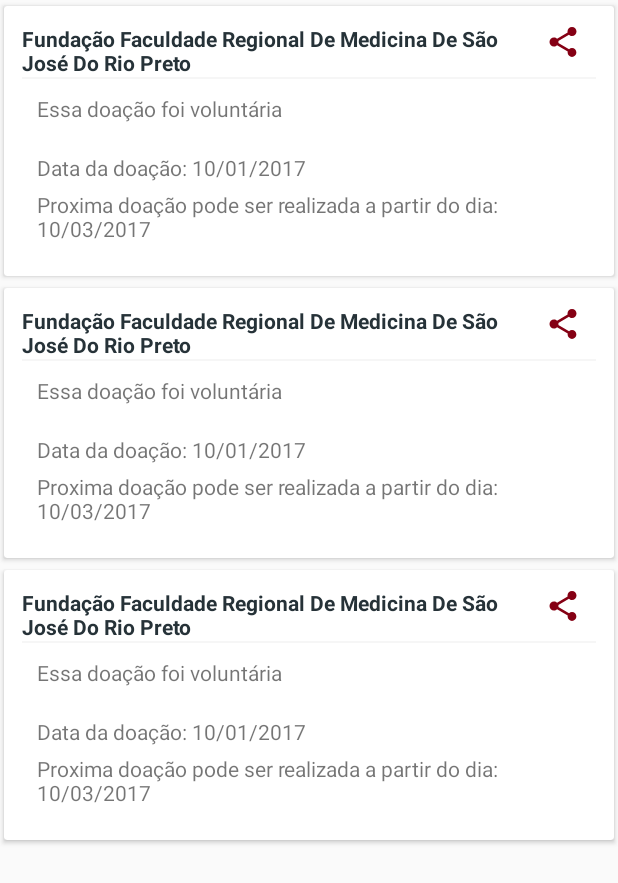
After one commit to Vivannaboa/CompartilheVida, an Android app: the layout fragment_doacao.xml on its own in the app's theme, with its tools: preview values and no code run, on a phone screen of 412 x 824 dp. The commit adds this screen. Shown: the top 883 px of the screen. Run offline under Robolectric (Android 15) with nearby library versions, the phone set to English and light mode, and no system bars.

Commit message:
recyclerview doações

```diff
--- a/app/src/main/AndroidManifest.xml
+++ b/app/src/main/AndroidManifest.xml
@@ -80,10 +80,6 @@
         <activity
             android:name=".DoacaoActivity"
             android:theme="@style/AppTheme.NoActionBar" />
-        <activity
-            android:name=".ListDoacaoActivity"
-            android:label="@string/title_activity_list_doacao"
-            android:theme="@style/AppTheme.NoActionBar"></activity>
     </application>
 
 </manifest>
--- a/app/src/main/java/br/com/compartilhevida/compartilhevida/fragment/Post/MyPostsFragment.java
+++ b/app/src/main/java/br/com/compartilhevida/compartilhevida/fragment/post/MyPostsFragment.java
@@ -1,4 +1,4 @@
-package br.com.compartilhevida.compartilhevida.fragment.Post;
+package br.com.compartilhevida.compartilhevida.fragment.post;
 
 import com.google.firebase.database.DatabaseReference;
 import com.google.firebase.database.Query;
--- a/app/src/main/java/br/com/compartilhevida/compartilhevida/fragment/Post/MyTopPostsFragment.java
+++ b/app/src/main/java/br/com/compartilhevida/compartilhevida/fragment/post/MyTopPostsFragment.java
@@ -1,4 +1,4 @@
-package br.com.compartilhevida.compartilhevida.fragment.Post;
+package br.com.compartilhevida.compartilhevida.fragment.post;
 
 import com.google.firebase.database.DatabaseReference;
 import com.google.firebase.database.Query;
--- a/app/src/main/java/br/com/compartilhevida/compartilhevida/fragment/Post/PostListFragment.java
+++ b/app/src/main/java/br/com/compartilhevida/compartilhevida/fragment/post/PostListFragment.java
@@ -1,4 +1,4 @@
-package br.com.compartilhevida.compartilhevida.fragment.Post;
+package br.com.compartilhevida.compartilhevida.fragment.post;
 
 import android.content.Context;
 import android.content.Intent;
--- a/app/src/main/java/br/com/compartilhevida/compartilhevida/fragment/Post/RecentPostsFragment.java
+++ b/app/src/main/java/br/com/compartilhevida/compartilhevida/fragment/post/RecentPostsFragment.java
@@ -1,4 +1,4 @@
-package br.com.compartilhevida.compartilhevida.fragment.Post;
+package br.com.compartilhevida.compartilhevida.fragment.post;
 
 import com.google.firebase.database.DatabaseReference;
 import com.google.firebase.database.Query;
--- /dev/null
+++ b/app/src/main/res/layout/fragment_doacao.xml
@@ -0,0 +1,16 @@
+<FrameLayout xmlns:android="http://schemas.android.com/apk/res/android"
+    xmlns:tools="http://schemas.android.com/tools"
+    android:layout_width="match_parent"
+    android:layout_height="match_parent"
+    tools:context="br.com.compartilhevida.compartilhevida.fragment.DoacaoFragment">
+
+    <android.support.v7.widget.RecyclerView
+        android:id="@+id/doaco_list"
+        android:layout_width="match_parent"
+        android:layout_height="match_parent"
+        android:layout_alignParentTop="false"
+        android:clipToPadding="false"
+        android:scrollbars="vertical"
+        tools:listitem="@layout/item_doacao" />
+
+</FrameLayout>
--- /dev/null
+++ b/app/src/main/res/layout/item_doacao.xml
@@ -0,0 +1,104 @@
+<?xml version="1.0" encoding="utf-8"?>
+<android.support.v7.widget.CardView xmlns:android="http://schemas.android.com/apk/res/android"
+    xmlns:app="http://schemas.android.com/apk/res-auto"
+    xmlns:tools="http://schemas.android.com/tools"
+    android:layout_width="match_parent"
+    android:layout_height="wrap_content"
+    app:cardCornerRadius="2dp"
+    app:cardElevation="2dp"
+    app:cardUseCompatPadding="true">
+
+    <LinearLayout
+        android:layout_width="match_parent"
+        android:layout_height="match_parent"
+        android:orientation="vertical"
+        android:padding="12dp">
+
+        <LinearLayout
+            android:layout_width="match_parent"
+            android:layout_height="match_parent"
+            android:orientation="horizontal">
+
+            <LinearLayout
+                android:layout_width="match_parent"
+                android:layout_height="wrap_content"
+                android:layout_weight="1"
+                android:orientation="horizontal">
+
+                <TextView
+                    android:id="@+id/txt_doacao_hemocentro"
+                    style="@style/TextAppearance.AppCompat.Medium"
+                    android:layout_width="wrap_content"
+                    android:layout_height="wrap_content"
+                    android:maxLines="2"
+                    android:textAlignment="viewStart"
+                    android:textColor="@color/blue_grey_900"
+                    android:textSize="14sp"
+                    android:textStyle="bold"
+                    tools:text="Fundação Faculdade Regional De Medicina De São José Do Rio Preto" />
+            </LinearLayout>
+
+            <LinearLayout
+                android:layout_width="wrap_content"
+                android:layout_height="wrap_content"
+                android:layout_marginLeft="10dp"
+                android:orientation="horizontal">
+
+                <ImageView
+                    android:id="@+id/compartilhar"
+                    android:layout_width="match_parent"
+                    android:layout_height="match_parent"
+                    android:layout_weight="1"
+                    android:background="?attr/selectableItemBackground"
+                    android:paddingBottom="10dp"
+                    android:paddingLeft="10dp"
+                    android:paddingRight="10dp"
+                    app:srcCompat="@drawable/ic_share_red_24dp" />
+
+            </LinearLayout>
+
+
+        </LinearLayout>
+
+        <include layout="@layout/util_horizontal_line_section" />
+
+        <LinearLayout
+            android:layout_width="match_parent"
+            android:layout_height="match_parent"
+            android:layout_margin="10dp"
+            android:orientation="horizontal">
+
+            <TextView
+                android:id="@+id/txt_tipo_doacao"
+                android:layout_width="wrap_content"
+                android:layout_height="wrap_content"
+                android:layout_weight="1"
+                tools:text="Essa doação foi voluntária" />
+        </LinearLayout>
+
+        <LinearLayout
+            android:layout_width="match_parent"
+            android:layout_height="match_parent"
+            android:layout_margin="10dp"
+            android:orientation="vertical">
+
+            <TextView
+                android:id="@+id/txt_data_doacao"
+                android:layout_width="wrap_content"
+                android:layout_height="wrap_content"
+                android:layout_weight="1"
+                tools:text="Data da doação: 10/01/2017" />
+
+            <TextView
+                android:id="@+id/txt_proxima_doacao"
+                android:layout_width="wrap_content"
+                android:layout_height="wrap_content"
+                android:layout_marginTop="5dp"
+                android:layout_weight="1"
+                tools:text="Proxima doação pode ser realizada a partir do dia: 10/03/2017" />
+        </LinearLayout>
+
+    </LinearLayout>
+
+
+</android.support.v7.widget.CardView>
```
Also changed, not shown: app/src/main/java/br/com/compartilhevida/compartilhevida/DoacaoActivity.java (+8 -1 lines), app/src/main/java/br/com/compartilhevida/compartilhevida/ListDoacaoActivity.java (deleted, +0 -33 lines), app/src/main/java/br/com/compartilhevida/compartilhevida/MainActivity.java (+45 -26 lines), app/src/main/java/br/com/compartilhevida/compartilhevida/adapter/TabsAdapter.java (+4 -7 lines), app/src/main/java/br/com/compartilhevida/compartilhevida/fragment/DoacaoFragment.java (added, +83 -0 lines), app/src/main/java/br/com/compartilhevida/compartilhevida/models/Doacao.java (+26 -6 lines), app/src/main/java/br/com/compartilhevida/compartilhevida/viewholder/DoacaoViewHolder.java (added, +68 -0 lines), app/src/main/res/drawable/ic_favorite_black_24dp.xml (added, +9 -0 lines), app/src/main/res/layout/activity_list_doacao.xml (deleted, +0 -33 lines), app/src/main/res/layout/content_list_doacao.xml (deleted, +0 -15 lines), app/src/main/res/menu/activity_main_drawer.xml (+7 -1 lines).
